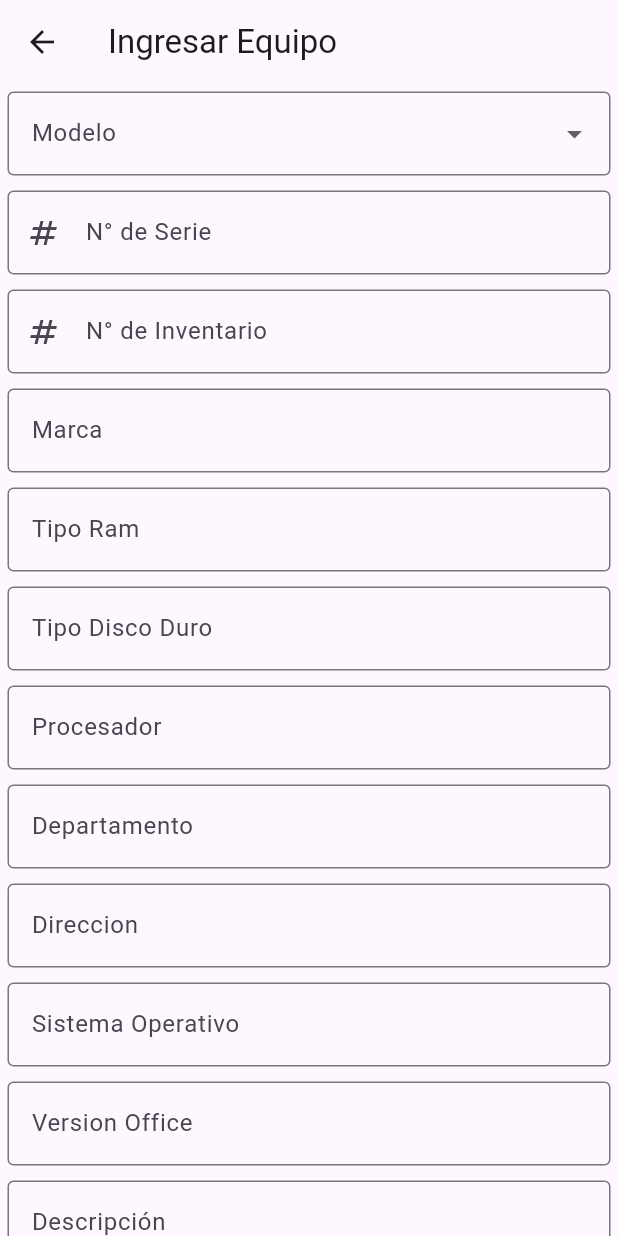
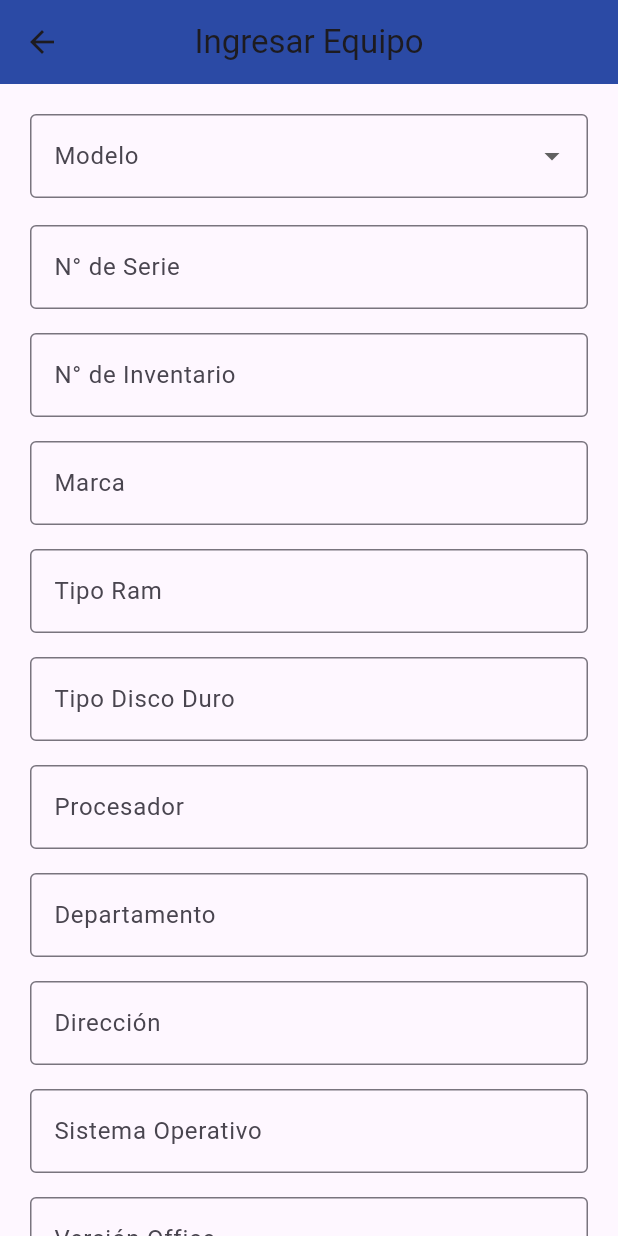
Before and after one commit to StillWiz19/Municipalidad, a Flutter app: the IngresarEquipo screen opened directly, on a phone screen of 412 x 824 dp. Run offline on Flutter 3.47's test engine with Material 3 defaults, Android fonts, the phone set to English and light mode, and no system bars; our stand-ins replace shared_preferences; accounts and stored records are empty.

Commit message:
first_commit

```diff
--- a/lib/views/creartickets.dart
+++ b/lib/views/creartickets.dart
@@ -82,7 +82,10 @@ class _CrearTicketState extends State<CrearTicket>{
   @override
   Widget build(BuildContext context) {
     return Scaffold(
-      appBar: AppBar(title: Text('Crear Ticket')),
+      appBar: AppBar(title: Text('Crear Ticket', textAlign: TextAlign.center, style: TextStyle(fontFamily: 'Roboto')),
+      backgroundColor: Color.fromARGB(255, 43, 74, 165),
+      centerTitle: true,
+      ),
       body: Column(
         children: [
           Padding(
--- a/lib/views/ingresarequipo.dart
+++ b/lib/views/ingresarequipo.dart
@@ -9,7 +9,7 @@ class Equipo {
   final String marca;
   final String ram;
   final String almacenamiento;
-  final String precesador;
+  final String procesador;
   final String departamento;
   final String direccion;
   final String sistemaOperativo;
@@ -23,7 +23,7 @@ class Equipo {
     required this.marca,
     required this.ram,
     required this.almacenamiento,
-    required this.precesador,
+    required this.procesador,
     required this.departamento,
     required this.direccion,
     required this.sistemaOperativo,
@@ -32,27 +32,14 @@ class Equipo {
   });
 }
 
-TextEditingController _modeloController = TextEditingController();
-TextEditingController _numeroSerieController = TextEditingController();
-TextEditingController _numeroInventarioController = TextEditingController();
-TextEditingController _marcaController = TextEditingController();
-TextEditingController _ramController = TextEditingController();
-TextEditingController _almacenController = TextEditingController();
-TextEditingController _procesadorController = TextEditingController();
-TextEditingController _departamentoController = TextEditingController();
-TextEditingController _direccionController = TextEditingController();
-TextEditingController _sistemaOperativoController = TextEditingController();
-TextEditingController _versionOfficeController = TextEditingController();
-TextEditingController _descripcionController = TextEditingController();
-
 class IngresarEquipo extends StatefulWidget {
   const IngresarEquipo({Key? key}) : super(key: key);
 
   @override
-  _IngresaEquipoState createState() => _IngresaEquipoState();
+  _IngresarEquipoState createState() => _IngresarEquipoState();
 }
 
-class _IngresaEquipoState extends State<IngresarEquipo> {
+class _IngresarEquipoState extends State<IngresarEquipo> {
   List<String> modelos = [
     'Ideapad',
     'Victus',
@@ -62,21 +49,156 @@ class _IngresaEquipoState extends State<IngresarEquipo> {
 
   String? _selectedModelo;
 
+  TextEditingController _numeroSerieController = TextEditingController();
+  TextEditingController _numeroInventarioController = TextEditingController();
+  TextEditingController _marcaController = TextEditingController();
+  TextEditingController _ramController = TextEditingController();
+  TextEditingController _almacenController = TextEditingController();
+  TextEditingController _procesadorController = TextEditingController();
+  TextEditingController _departamentoController = TextEditingController();
+  TextEditingController _direccionController = TextEditingController();
+  TextEditingController _sistemaOperativoController = TextEditingController();
+  TextEditingController _versionOfficeController = TextEditingController();
+  TextEditingController _descripcionController = TextEditingController();
+
+  final _formKey = GlobalKey<FormState>();
+
   @override
-  void initState() {
-    _modeloController = TextEditingController();
-    _numeroSerieController = TextEditingController();
-    _numeroInventarioController = TextEditingController();
-    _marcaController = TextEditingController();
-    _ramController = TextEditingController();
-    _almacenController = TextEditingController();
-    _procesadorController = TextEditingController();
-    _departamentoController = TextEditingController();
-    _direccionController = TextEditingController();
-    _sistemaOperativoController = TextEditingController();
-    _versionOfficeController = TextEditingController();
-    _descripcionController = TextEditingController();
-    super.initState();
+  void dispose() {
+    _numeroSerieController.dispose();
+    _numeroInventarioController.dispose();
+    _marcaController.dispose();
+    _ramController.dispose();
+    _almacenController.dispose();
+    _procesadorController.dispose();
+    _departamentoController.dispose();
+    _direccionController.dispose();
+    _sistemaOperativoController.dispose();
+    _versionOfficeController.dispose();
+    _descripcionController.dispose();
+    super.dispose();
+  }
+
+  @override
+  Widget build(BuildContext context) {
+    return Scaffold(
+      appBar: AppBar(
+        title: Text('Ingresar Equipo', textAlign: TextAlign.center, style: TextStyle(fontFamily: 'Roboto')),
+        backgroundColor: Color.fromARGB(255, 43, 74, 165),
+        centerTitle: true,
+      ),
+      body: SingleChildScrollView(
+        padding: EdgeInsets.all(20.0),
+        child: Form(
+          key: _formKey,
+          child: Column(
+            children: [
+              DropdownButtonFormField<String>(
+                value: _selectedModelo,
+                items: modelos.map((String value) {
+                  return DropdownMenuItem<String>(
+                    value: value,
+                    child: Text(value),
+                  );
+                }).toList(),
+                onChanged: (String? value) {
+                  setState(() {
+                    _selectedModelo = value;
+                    _rellenarDatos(value!);
+                  });
+                },
+                decoration: InputDecoration(
+                  border: OutlineInputBorder(),
+                  labelText: 'Modelo',
+                ),
+                validator: (value) {
+                  if (value == null || value.isEmpty) {
+                    return 'Por favor selecciona un modelo';
+                  }
+                  return null;
+                },
+              ),
+              SizedBox(height: 10),
+              _buildTextFormField(
+                controller: _numeroSerieController,
+                labelText: "N° de Serie",
+              ),
+              _buildTextFormField(
+                controller: _numeroInventarioController,
+                labelText: "N° de Inventario",
+              ),
+              _buildTextFormField(
+                controller: _marcaController,
+                labelText: "Marca",
+              ),
+              _buildTextFormField(
+                controller: _ramController,
+                labelText: "Tipo Ram",
+              ),
+              _buildTextFormField(
+                controller: _almacenController,
+                labelText: "Tipo Disco Duro",
+              ),
+              _buildTextFormField(
+                controller: _procesadorController,
+                labelText: "Procesador",
+              ),
+              _buildTextFormField(
+                controller: _departamentoController,
+                labelText: "Departamento",
+              ),
+              _buildTextFormField(
+                controller: _direccionController,
+                labelText: "Dirección",
+              ),
+              _buildTextFormField(
+                controller: _sistemaOperativoController,
+                labelText: "Sistema Operativo",
+              ),
+              _buildTextFormField(
+                controller: _versionOfficeController,
+                labelText: "Versión Office",
+              ),
+              _buildTextFormField(
+                controller: _descripcionController,
+                labelText: "Descripción",
+              ),
+              SizedBox(height: 20),
+              ElevatedButton(
+                onPressed: () {
+                  if (_formKey.currentState!.validate()) {
+                    _guardarDatos(context);
+                  }
+                },
+                child: Text("Guardar"),
+              )
+            ],
+          ),
+        ),
+      ),
+    );
+  }
+
+  Widget _buildTextFormField({
+    required TextEditingController controller,
+    required String labelText,
+  }) {
+    return Padding(
+      padding: const EdgeInsets.symmetric(vertical: 8.0),
+      child: TextFormField(
+        controller: controller,
+        decoration: InputDecoration(
+          border: OutlineInputBorder(),
+          labelText: labelText,
+        ),
+        validator: (value) {
+          if (value == null || value.isEmpty) {
+            return 'Por favor ingresa este campo';
+          }
+          return null;
+        },
+      ),
+    );
   }
 
   void _guardarDatos(BuildContext context) async {
@@ -99,7 +221,7 @@ class _IngresaEquipoState extends State<IngresarEquipo> {
       marca: marca,
       ram: ram,
       almacenamiento: almacenamiento,
-      precesador: procesador,
+      procesador: procesador,
       departamento: departamento,
       direccion: direccion,
       sistemaOperativo: sistemaOperativo,
@@ -110,7 +232,7 @@ class _IngresaEquipoState extends State<IngresarEquipo> {
     SharedPreferences prefs = await SharedPreferences.getInstance();
     List<String> equiposData = prefs.getStringList('equipos') ?? [];
     equiposData.add(
-        '${equipo.modelo}|${equipo.numeroSerie}|${equipo.numeroInventario}|${equipo.marca}|${equipo.ram}|${equipo.almacenamiento}|${equipo.precesador}|${equipo.departamento}|${equipo.direccion}|${equipo.sistemaOperativo}|${equipo.versionOffice}|${equipo.descripcion}');
+        '${equipo.modelo}|${equipo.numeroSerie}|${equipo.numeroInventario}|${equipo.marca}|${equipo.ram}|${equipo.almacenamiento}|${equipo.procesador}|${equipo.departamento}|${equipo.direccion}|${equipo.sistemaOperativo}|${equipo.versionOffice}|${equipo.descripcion}');
     await prefs.setStringList('equipos', equiposData);
 
     final arguments = ModalRoute.of(context)!.settings.arguments;
@@ -118,18 +240,8 @@ class _IngresaEquipoState extends State<IngresarEquipo> {
       ListadoEquipo listadoEquipo = arguments;
       listadoEquipo.equipos.add(equipo);
     }
-    _modeloController.clear();
-    _numeroSerieController.clear();
-    _numeroInventarioController.clear();
-    _marcaController.clear();
-    _ramController.clear();
-    _almacenController.clear();
-    _procesadorController.clear();
-    _departamentoController.clear();
-    _direccionController.clear();
-    _sistemaOperativoController.clear();
-    _versionOfficeController.clear();
-    _descripcionController.clear();
+
+    _limpiarCampos();
 
     showDialog(
       context: context,
@@ -150,6 +262,21 @@ class _IngresaEquipoState extends State<IngresarEquipo> {
     );
   }
 
+  void _limpiarCampos() {
+    _numeroSerieController.clear();
+    _numeroInventarioController.clear();
+    _marcaController.clear();
+    _ramController.clear();
+    _almacenController.clear();
+    _procesadorController.clear();
+    _departamentoController.clear();
+    _direccionController.clear();
+    _sistemaOperativoController.clear();
+    _versionOfficeController.clear();
+    _descripcionController.clear();
+
+  }
+
   Future<void> _rellenarDatos(String modelo) async {
     SharedPreferences prefs = await SharedPreferences.getInstance();
     List<String>? equiposData = prefs.getStringList('equipos') ?? [];
@@ -163,158 +290,4 @@ class _IngresaEquipoState extends State<IngresarEquipo> {
       }
     }
   }
-
-  @override
-  Widget build(BuildContext context) {
-    return Scaffold(
-      appBar: AppBar(title: Text("Ingresar Equipo")),
-      body: SingleChildScrollView(
-        child: Column(
-          children: [
-            Padding(
-              padding: const EdgeInsets.all(5.0),
-              child: DropdownButtonFormField<String>(
-                value: _selectedModelo,
-                items: modelos.map((String value) {
-                  return DropdownMenuItem<String>(
-                    value: value,
-                    child: Text(value),
-                  );
-                }).toList(),
-                onChanged: (String? value) {
-                  setState(() {
-                    _selectedModelo = value;
-                    _rellenarDatos(value!);
-                  });
-                },
-                decoration: InputDecoration(
-                  border: OutlineInputBorder(),
-                  labelText: 'Modelo',
-                ),
-              ),
-            ),
-            Padding(
-              padding: const EdgeInsets.all(5.0),
-              child: TextField(
-                controller: _numeroSerieController,
-                decoration: InputDecoration(
-                  border: OutlineInputBorder(),
-                  labelText: "N° de Serie",
-                  prefixIcon: Icon(Icons.numbers),
-                ),
-              ),
-            ),
-            Padding(
-              padding: const EdgeInsets.all(5.0),
-              child: TextField(
-                controller: _numeroInventarioController,
-                decoration: InputDecoration(
-                  border: OutlineInputBorder(),
-                  labelText: "N° de Inventario",
-                  prefixIcon: Icon(Icons.numbers),
-                ),
-              ),
-            ),
-            Padding(
-              padding: const EdgeInsets.all(5.0),
-              child: TextField(
-                controller: _marcaController,
-                decoration: InputDecoration(
-                  border: OutlineInputBorder(),
-                  labelText: "Marca",
-                ),
-              ),
-            ),
-            Padding(
-              padding: const EdgeInsets.all(5.0),
-              child: TextField(
-                controller: _ramController,
-                decoration: InputDecoration(
-                  border: OutlineInputBorder(),
-                  labelText: "Tipo Ram",
-                ),
-              ),
-            ),
-            Padding(
-              padding: const EdgeInsets.all(5.0),
-              child: TextField(
-                controller: _almacenController,
-                decoration: InputDecoration(
-                  border: OutlineInputBorder(),
-                  labelText: "Tipo Disco Duro",
-                ),
-              ),
-            ),
-            Padding(
-              padding: const EdgeInsets.all(5.0),
-              child: TextField(
-                controller: _procesadorController,
-                decoration: InputDecoration(
-                  border: OutlineInputBorder(),
-                  labelText: "Procesador",
-                ),
-              ),
-            ),
-            Padding(
-              padding: const EdgeInsets.all(5.0),
-              child: TextField(
-                controller: _departamentoController,
-                decoration: InputDecoration(
-                  border: OutlineInputBorder(),
-                  labelText: "Departamento",
-                ),
-              ),
-            ),
-            Padding(
-              padding: const EdgeInsets.all(5.0),
-              child: TextField(
-                controller: _direccionController,
-                decoration: InputDecoration(
-                  border: OutlineInputBorder(),
-                  labelText: "Direccion",
-                ),
-              ),
-            ),
-            Padding(
-              padding: const EdgeInsets.all(5.0),
-              child: TextField(
-                controller: _sistemaOperativoController,
-                decoration: InputDecoration(
-                  border: OutlineInputBorder(),
-                  labelText: "Sistema Operativo",
-                ),
-              ),
-            ),
-            Padding(
-              padding: const EdgeInsets.all(5.0),
-              child: TextField(
-                controller: _versionOfficeController,
-                decoration: InputDecoration(
-                  border: OutlineInputBorder(),
-                  labelText: "Version Office",
-                ),
-              ),
-            ),
-             Padding(
-              padding: const EdgeInsets.all(5.0),
-              child: TextField(
-                controller: _descripcionController,
-                maxLines: null,
-                decoration: InputDecoration(
-                  border: OutlineInputBorder(),
-                  labelText: "Descripción",
-                ),
-              ),
-            ),
-            ElevatedButton(
-              onPressed: () {
-                _guardarDatos(context);
-              },
-              child: Text("Guardar"),
-            )
-          ],
-        ),
-      ),
-    );
-  }
 }
--- a/lib/views/ingresoinventario.dart
+++ b/lib/views/ingresoinventario.dart
@@ -90,7 +90,10 @@ class _IngresarInventarioState extends State<IngresarInventario>{
   @override
   Widget build(BuildContext context) {
     return Scaffold(
-      appBar: AppBar(title: Text('Registrar Inventario')),
+      appBar: AppBar(title: Text('Registrar Inventario', textAlign: TextAlign.center, style: TextStyle(fontFamily: 'Roboto')),
+      backgroundColor: Color.fromARGB(255, 43, 74, 165),
+      centerTitle: true,
+      ),
       body: Column(
         children: [
           Padding(
--- a/lib/views/listadoequipos.dart
+++ b/lib/views/listadoequipos.dart
@@ -37,7 +37,7 @@ class _ListaEquipoState extends State<ListadoEquipo> {
             marca: equipoData[3],
             ram: equipoData[4],
             almacenamiento: equipoData[5],
-            precesador: equipoData[6],
+            procesador: equipoData[6],
             departamento: equipoData[7],
             direccion: equipoData[8],
             sistemaOperativo: equipoData[9],
@@ -68,7 +68,7 @@ class _ListaEquipoState extends State<ListadoEquipo> {
 
     SharedPreferences prefs = await SharedPreferences.getInstance();
     await prefs.setStringList('equipos', widget.equipos.map((equipo) =>
-        '${equipo.modelo}|${equipo.numeroSerie}|${equipo.numeroInventario}|${equipo.marca}|${equipo.ram}|${equipo.almacenamiento}|${equipo.precesador}|${equipo.departamento}|${equipo.direccion}|${equipo.sistemaOperativo}|${equipo.versionOffice}|${equipo.descripcion}').toList());
+        '${equipo.modelo}|${equipo.numeroSerie}|${equipo.numeroInventario}|${equipo.marca}|${equipo.ram}|${equipo.almacenamiento}|${equipo.procesador}|${equipo.departamento}|${equipo.direccion}|${equipo.sistemaOperativo}|${equipo.versionOffice}|${equipo.descripcion}').toList());
   }
 
   PreferredSizeWidget? buildAppBar(BuildContext context) {
@@ -131,7 +131,7 @@ class _ListaEquipoState extends State<ListadoEquipo> {
                               Text('Marca: ${equipo.marca}'),
                               Text('Ram: ${equipo.ram}'),
                               Text('Almacenamiento: ${equipo.almacenamiento}'),
-                              Text('Procesador: ${equipo.precesador}'),
+                              Text('Procesador: ${equipo.procesador}'),
                               Text('Departamento: ${equipo.departamento}'),
                               Text('Direccion: ${equipo.direccion}'),
                               Text('Sistema Operativo: ${equipo.sistemaOperativo}'),
--- a/lib/views/registrarprestamoss.dart
+++ b/lib/views/registrarprestamoss.dart
@@ -105,7 +105,10 @@ class _PrestamoProyectorState extends State<RegistrarPrestamos> {
 @override
   Widget build(BuildContext context) {
     return Scaffold(
-      appBar: AppBar(title: Text('Prestamos')),
+      appBar: AppBar(title: Text('Prestamos', textAlign: TextAlign.center, style: TextStyle(fontFamily: 'Roboto')),
+      backgroundColor: Color.fromARGB(255, 43, 74, 165),
+      centerTitle: true,
+      ),
       body: Column(children: [
         Padding(
           padding: const EdgeInsets.all(5.0),
```
